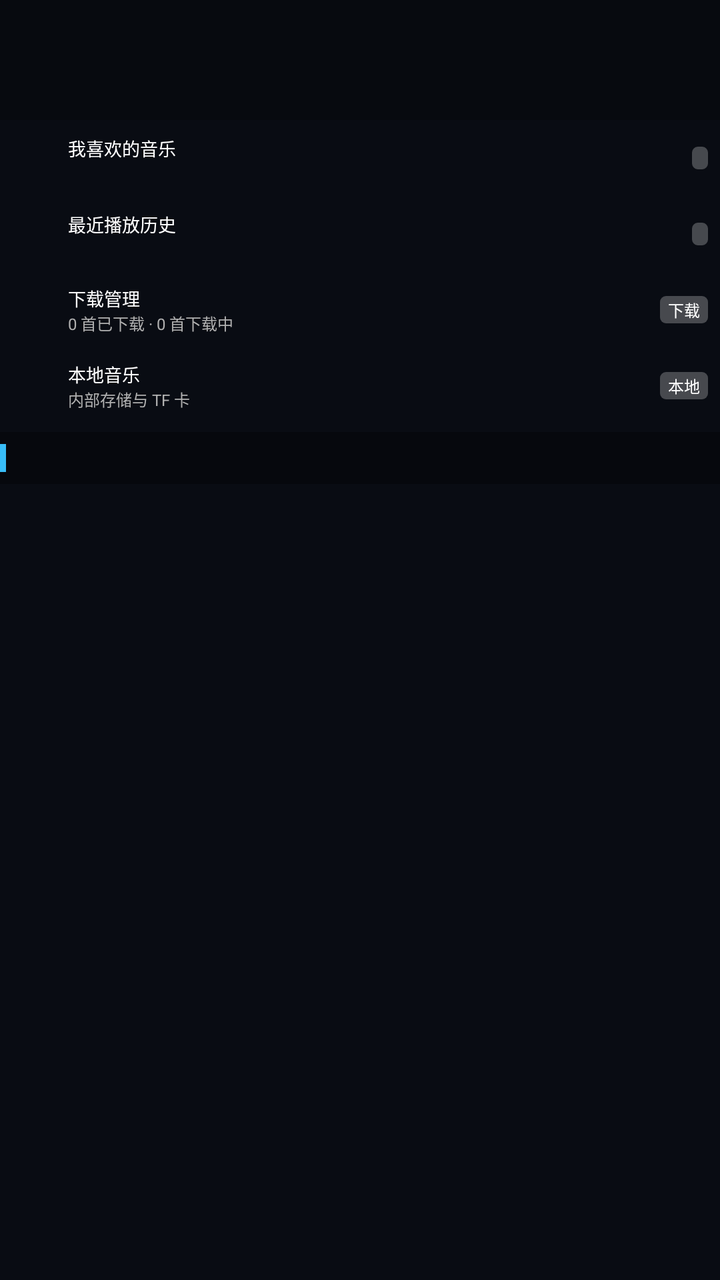
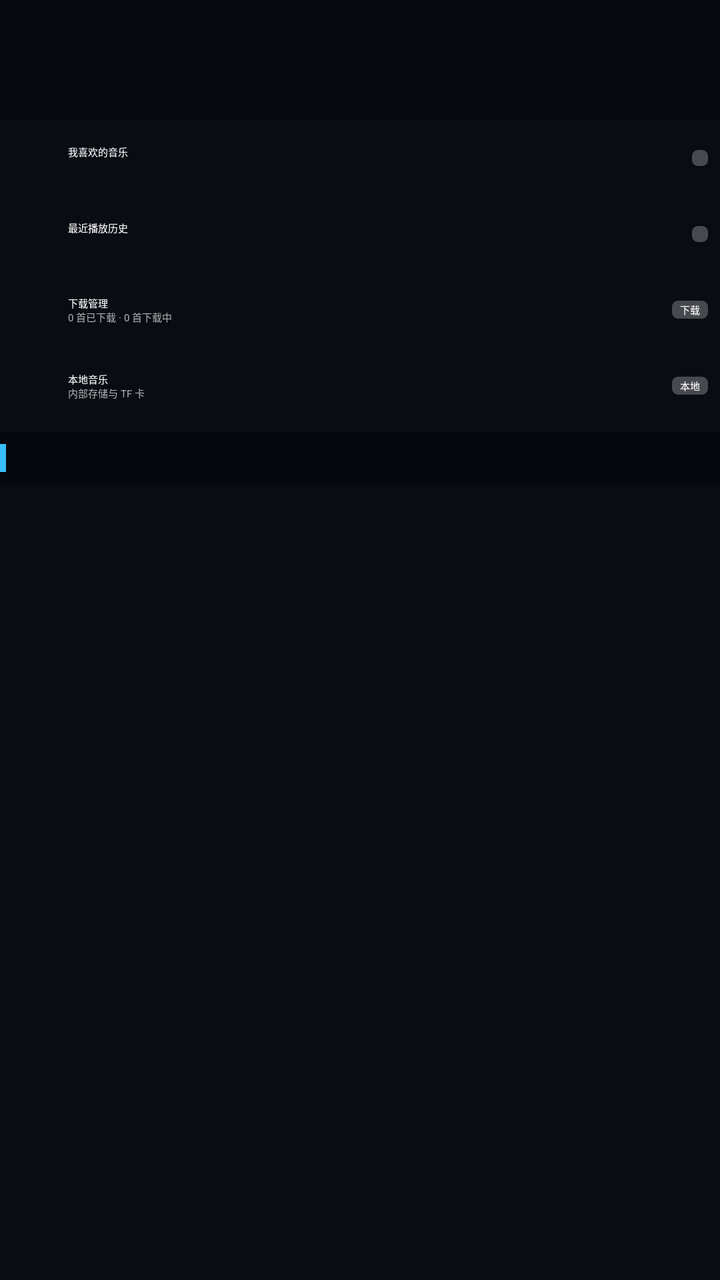

An Android layout rendered at two revisions. The XML below is the earlier revision; the diff shows what the commit changed to produce the second picture.
<!-- AndroidManifest.xml: application theme Theme.KeydroidX.Music -->
<!-- res/layout/fragment_tab_mine.xml -->
<?xml version="1.0" encoding="utf-8"?>
<ScrollView
    xmlns:android="http://schemas.android.com/apk/res/android"
    android:layout_width="match_parent"
    android:layout_height="match_parent"
    android:background="@color/music_dark_bg"
    android:scrollbars="none">

    <LinearLayout
        android:layout_width="match_parent"
        android:layout_height="wrap_content"
        android:orientation="vertical">

        
        
        
        <LinearLayout
            android:id="@+id/layout_user_header"
            android:layout_width="match_parent"
            android:layout_height="wrap_content"
            android:orientation="horizontal"
            android:focusable="true"
            android:gravity="center_vertical"
            android:paddingLeft="8dp"
            android:paddingRight="8dp"
            android:paddingTop="8dp"
            android:paddingBottom="8dp"
            android:background="#33000000">

            
            <FrameLayout
                android:layout_width="44dp"
                android:layout_height="44dp">

                <TextView
                    android:id="@+id/icon_user_avatar"
                    android:layout_width="44dp"
                    android:layout_height="44dp"
                    android:gravity="center"
                    android:textSize="24sp"
                    android:textColor="@color/music_subtext"
                    android:includeFontPadding="false" />

                <ImageView
                    android:id="@+id/iv_user_avatar"
                    android:layout_width="44dp"
                    android:layout_height="44dp"
                    android:scaleType="centerCrop"
                    android:visibility="gone"
                    android:contentDescription="@null" />
            </FrameLayout>

            
            <LinearLayout
                android:layout_width="0dp"
                android:layout_height="wrap_content"
                android:layout_weight="1"
                android:layout_marginLeft="8dp"
                android:orientation="vertical">

                <TextView
                    android:id="@+id/tv_user_nickname"
                    android:layout_width="wrap_content"
                    android:layout_height="wrap_content"
                    android:singleLine="true"
                    android:ellipsize="end"
                    android:textColor="@color/music_item_normal_text"
                    android:textSize="9sp"
                    
                    android:includeFontPadding="false" />

                <TextView
                    android:id="@+id/tv_user_sub"
                    android:layout_width="wrap_content"
                    android:layout_height="wrap_content"
                    android:layout_marginTop="2dp"
                    android:singleLine="true"
                    android:ellipsize="end"
                    android:textColor="@color/music_subtext"
                    android:textSize="8sp"
                    android:includeFontPadding="false" />
            </LinearLayout>

            
            <TextView
                android:id="@+id/badge_vip"
                android:layout_width="wrap_content"
                android:layout_height="wrap_content"
                android:paddingLeft="5dp"
                android:paddingRight="5dp"
                android:paddingTop="1dp"
                android:paddingBottom="1dp"
                android:text="VIP"
                android:textColor="#8B5A2B"
                android:textSize="8sp"
                
                android:background="@drawable/bg_badge"
                android:visibility="gone"
                android:includeFontPadding="false" />
        </LinearLayout>

        
        
        

        
        <LinearLayout
            android:id="@+id/item_favorites"
            android:layout_width="match_parent"
            android:layout_height="wrap_content"
            android:minHeight="38dp"
            android:orientation="horizontal"
            android:gravity="center_vertical"
            android:focusable="true"
            android:paddingLeft="6dp"
            android:paddingRight="6dp"
            android:paddingTop="4dp"
            android:paddingBottom="4dp">

            <TextView
                android:id="@+id/icon_favorites"
                android:layout_width="20dp"
                android:layout_height="20dp"
                android:gravity="center"
                android:textSize="12sp"
                android:textColor="@color/music_accent"
                android:includeFontPadding="false" />

            <LinearLayout
                android:layout_width="0dp"
                android:layout_height="wrap_content"
                android:layout_weight="1"
                android:layout_marginLeft="8dp"
                android:orientation="vertical">

                <TextView
                    android:layout_width="wrap_content"
                    android:layout_height="wrap_content"
                    android:text="@string/mine_favorites"
                    android:textColor="@color/music_item_normal_text"
                    android:textSize="9sp"
                    
                    android:includeFontPadding="false" />

                <TextView
                    android:id="@+id/tv_favorites_sub"
                    android:layout_width="wrap_content"
                    android:layout_height="wrap_content"
                    android:textColor="@color/music_subtext"
                    android:textSize="8sp"
                    android:includeFontPadding="false" />
            </LinearLayout>

            <TextView
                android:id="@+id/badge_favorites"
                android:layout_width="wrap_content"
                android:layout_height="wrap_content"
                android:paddingLeft="4dp"
                android:paddingRight="4dp"
                android:paddingTop="1dp"
                android:paddingBottom="1dp"
                android:textColor="#FFFFFF"
                android:textSize="8sp"
                android:background="@drawable/bg_badge"
                android:includeFontPadding="false" />
        </LinearLayout>

        
        <LinearLayout
            android:id="@+id/item_history"
            android:layout_width="match_parent"
            android:layout_height="wrap_content"
            android:minHeight="38dp"
            android:orientation="horizontal"
            android:gravity="center_vertical"
            android:focusable="true"
            android:paddingLeft="6dp"
            android:paddingRight="6dp"
            android:paddingTop="4dp"
            android:paddingBottom="4dp">

            <TextView
                android:id="@+id/icon_history"
                android:layout_width="20dp"
                android:layout_height="20dp"
                android:gravity="center"
                android:textSize="12sp"
                android:textColor="@color/music_accent"
                android:includeFontPadding="false" />

            <LinearLayout
                android:layout_width="0dp"
                android:layout_height="wrap_content"
                android:layout_weight="1"
                android:layout_marginLeft="8dp"
                android:orientation="vertical">

                <TextView
                    android:layout_width="wrap_content"
                    android:layout_height="wrap_content"
                    android:text="@string/mine_history"
                    android:textColor="@color/music_item_normal_text"
                    android:textSize="9sp"
                    
                    android:includeFontPadding="false" />

                <TextView
                    android:id="@+id/tv_history_sub"
                    android:layout_width="wrap_content"
                    android:layout_height="wrap_content"
                    android:textColor="@color/music_subtext"
                    android:textSize="8sp"
                    android:includeFontPadding="false" />
            </LinearLayout>

            <TextView
                android:id="@+id/badge_history"
                android:layout_width="wrap_content"
                android:layout_height="wrap_content"
                android:paddingLeft="4dp"
                android:paddingRight="4dp"
                android:paddingTop="1dp"
                android:paddingBottom="1dp"
                android:textColor="#FFFFFF"
                android:textSize="8sp"
                android:background="@drawable/bg_badge"
                android:includeFontPadding="false" />
        </LinearLayout>

        
        <LinearLayout
            android:id="@+id/item_download"
            android:layout_width="match_parent"
            android:layout_height="wrap_content"
            android:minHeight="38dp"
            android:orientation="horizontal"
            android:gravity="center_vertical"
            android:focusable="true"
            android:paddingLeft="6dp"
            android:paddingRight="6dp"
            android:paddingTop="4dp"
            android:paddingBottom="4dp">

            <TextView
                android:id="@+id/icon_download"
                android:layout_width="20dp"
                android:layout_height="20dp"
                android:gravity="center"
                android:textSize="12sp"
                android:textColor="@color/music_accent"
                android:includeFontPadding="false" />

            <LinearLayout
                android:layout_width="0dp"
                android:layout_height="wrap_content"
                android:layout_weight="1"
                android:layout_marginLeft="8dp"
                android:orientation="vertical">

                <TextView
                    android:layout_width="wrap_content"
                    android:layout_height="wrap_content"
                    android:text="@string/mine_download"
                    android:textColor="@color/music_item_normal_text"
                    android:textSize="9sp"
                    
                    android:includeFontPadding="false" />

                <TextView
                    android:id="@+id/tv_download_sub"
                    android:layout_width="wrap_content"
                    android:layout_height="wrap_content"
                    android:text="@string/mine_download_sub"
                    android:textColor="@color/music_subtext"
                    android:textSize="8sp"
                    android:includeFontPadding="false" />
            </LinearLayout>

            <TextView
                android:id="@+id/badge_download"
                android:layout_width="wrap_content"
                android:layout_height="wrap_content"
                android:paddingLeft="4dp"
                android:paddingRight="4dp"
                android:paddingTop="1dp"
                android:paddingBottom="1dp"
                android:text="@string/mine_download_badge"
                android:textColor="#FFFFFF"
                android:textSize="8sp"
                android:background="@drawable/bg_badge"
                android:includeFontPadding="false" />
        </LinearLayout>

        
        <LinearLayout
            android:id="@+id/item_local"
            android:layout_width="match_parent"
            android:layout_height="wrap_content"
            android:minHeight="38dp"
            android:orientation="horizontal"
            android:gravity="center_vertical"
            android:focusable="true"
            android:paddingLeft="6dp"
            android:paddingRight="6dp"
            android:paddingTop="4dp"
            android:paddingBottom="4dp">

            <TextView
                android:id="@+id/icon_local"
                android:layout_width="20dp"
                android:layout_height="20dp"
                android:gravity="center"
                android:textSize="12sp"
                android:textColor="@color/music_accent"
                android:includeFontPadding="false" />

            <LinearLayout
                android:layout_width="0dp"
                android:layout_height="wrap_content"
                android:layout_weight="1"
                android:layout_marginLeft="8dp"
                android:orientation="vertical">

                <TextView
                    android:layout_width="wrap_content"
                    android:layout_height="wrap_content"
                    android:text="@string/mine_local"
                    android:textColor="@color/music_item_normal_text"
                    android:textSize="9sp"
                    
                    android:includeFontPadding="false" />

                <TextView
                    android:layout_width="wrap_content"
                    android:layout_height="wrap_content"
                    android:text="@string/mine_local_sub"
                    android:textColor="@color/music_subtext"
                    android:textSize="8sp"
                    android:includeFontPadding="false" />
            </LinearLayout>

            <TextView
                android:layout_width="wrap_content"
                android:layout_height="wrap_content"
                android:paddingLeft="4dp"
                android:paddingRight="4dp"
                android:paddingTop="1dp"
                android:paddingBottom="1dp"
                android:text="@string/mine_local_badge"
                android:textColor="#FFFFFF"
                android:textSize="8sp"
                android:background="@drawable/bg_badge"
                android:includeFontPadding="false" />
        </LinearLayout>

        
        
        
        <LinearLayout
            android:layout_width="match_parent"
            android:layout_height="wrap_content"
            android:minHeight="26dp"
            android:layout_marginTop="4dp"
            android:orientation="horizontal"
            android:gravity="center_vertical"
            android:paddingTop="6dp"
            android:paddingBottom="6dp"
            android:background="#4D000000">

            <View
                android:layout_width="3dp"
                android:layout_height="match_parent"
                android:background="@color/music_accent" />

            <TextView
                android:id="@+id/tv_section_playlist"
                android:layout_width="wrap_content"
                android:layout_height="wrap_content"
                android:layout_marginLeft="6dp"
                android:textColor="@color/music_section_header_text"
                android:textSize="9sp"
                
                android:includeFontPadding="false" />
        </LinearLayout>

        
        
        
        <LinearLayout
            android:id="@+id/ll_playlist_container"
            android:layout_width="match_parent"
            android:layout_height="wrap_content"
            android:orientation="vertical" />

    </LinearLayout>
</ScrollView>
<!-- resources referenced by this layout -->
<resources>
  <color name="music_accent">#38BDF8</color>
  <color name="music_dark_bg">#090C13</color>
  <color name="music_item_normal_text">#FFFFFF</color>
  <color name="music_section_header_text">#93C5FD</color>
  <color name="music_subtext">#B0B0B0</color>
  <!-- drawable bg_badge (drawable) -->
  <?xml version="1.0" encoding="utf-8"?>
  <shape xmlns:android="http://schemas.android.com/apk/res/android"
      android:shape="rectangle">
      <solid android:color="#40FFFFFF" />
      <corners android:radius="3dp" />
  </shape>
  <string name="mine_download">下载管理</string>
  <string name="mine_download_badge">下载</string>
  <string name="mine_download_sub">0 首已下载 · 0 首下载中</string>
  <string name="mine_favorites">我喜欢的音乐</string>
  <string name="mine_history">最近播放历史</string>
  <string name="mine_local">本地音乐</string>
  <string name="mine_local_badge">本地</string>
  <string name="mine_local_sub">内部存储与 TF 卡</string>
  <style name="Theme.KeydroidX.Music" parent="Theme.NokiaKeyCore">
          <item name="android:windowNoTitle">true</item>
          <item name="android:windowBackground">@color/music_bg</item>
  
          
          <item name="android:windowDisablePreview">true</item>
          <item name="android:windowContentOverlay">@null</item>
      </style>
  <color name="music_bg">#090C13</color>
</resources>

<!-- the commit's change to res/layout/fragment_tab_mine.xml (unified diff, before → after) -->
@@ -65,7 +65,7 @@
                     android:singleLine="true"
                     android:ellipsize="end"
                     android:textColor="@color/music_item_normal_text"
-                    android:textSize="9sp"
+                    android:textSize="@dimen/nokia_font_body"
                     
                     android:includeFontPadding="false" />
 
@@ -77,7 +77,7 @@
                     android:singleLine="true"
                     android:ellipsize="end"
                     android:textColor="@color/music_subtext"
-                    android:textSize="8sp"
+                    android:textSize="@dimen/nokia_font_caption"
                     android:includeFontPadding="false" />
             </LinearLayout>
 
@@ -92,7 +92,7 @@
                 android:paddingBottom="1dp"
                 android:text="VIP"
                 android:textColor="#8B5A2B"
-                android:textSize="8sp"
+                android:textSize="@dimen/nokia_font_caption"
                 
                 android:background="@drawable/bg_badge"
                 android:visibility="gone"
@@ -138,7 +138,7 @@
                     android:layout_height="wrap_content"
                     android:text="@string/mine_favorites"
                     android:textColor="@color/music_item_normal_text"
-                    android:textSize="9sp"
+                    android:textSize="@dimen/nokia_font_body"
                     
                     android:includeFontPadding="false" />
 
@@ -147,7 +147,7 @@
                     android:layout_width="wrap_content"
                     android:layout_height="wrap_content"
                     android:textColor="@color/music_subtext"
-                    android:textSize="8sp"
+                    android:textSize="@dimen/nokia_font_caption"
                     android:includeFontPadding="false" />
             </LinearLayout>
 
@@ -160,7 +160,7 @@
                 android:paddingTop="1dp"
                 android:paddingBottom="1dp"
                 android:textColor="#FFFFFF"
-                android:textSize="8sp"
+                android:textSize="@dimen/nokia_font_caption"
                 android:background="@drawable/bg_badge"
                 android:includeFontPadding="false" />
         </LinearLayout>
@@ -200,7 +200,7 @@
                     android:layout_height="wrap_content"
                     android:text="@string/mine_history"
                     android:textColor="@color/music_item_normal_text"
-                    android:textSize="9sp"
+                    android:textSize="@dimen/nokia_font_body"
                     
                     android:includeFontPadding="false" />
 
@@ -209,7 +209,7 @@
                     android:layout_width="wrap_content"
                     android:layout_height="wrap_content"
                     android:textColor="@color/music_subtext"
-                    android:textSize="8sp"
+                    android:textSize="@dimen/nokia_font_caption"
                     android:includeFontPadding="false" />
             </LinearLayout>
 
@@ -222,7 +222,7 @@
                 android:paddingTop="1dp"
                 android:paddingBottom="1dp"
                 android:textColor="#FFFFFF"
-                android:textSize="8sp"
+                android:textSize="@dimen/nokia_font_caption"
                 android:background="@drawable/bg_badge"
                 android:includeFontPadding="false" />
         </LinearLayout>
@@ -262,7 +262,7 @@
                     android:layout_height="wrap_content"
                     android:text="@string/mine_download"
                     android:textColor="@color/music_item_normal_text"
-                    android:textSize="9sp"
+                    android:textSize="@dimen/nokia_font_body"
                     
                     android:includeFontPadding="false" />
 
@@ -272,7 +272,7 @@
                     android:layout_height="wrap_content"
                     android:text="@string/mine_download_sub"
                     android:textColor="@color/music_subtext"
-                    android:textSize="8sp"
+                    android:textSize="@dimen/nokia_font_caption"
                     android:includeFontPadding="false" />
             </LinearLayout>
 
@@ -286,7 +286,7 @@
                 android:paddingBottom="1dp"
                 android:text="@string/mine_download_badge"
                 android:textColor="#FFFFFF"
-                android:textSize="8sp"
+                android:textSize="@dimen/nokia_font_caption"
                 android:background="@drawable/bg_badge"
                 android:includeFontPadding="false" />
         </LinearLayout>
@@ -326,7 +326,7 @@
                     android:layout_height="wrap_content"
                     android:text="@string/mine_local"
                     android:textColor="@color/music_item_normal_text"
-                    android:textSize="9sp"
+                    android:textSize="@dimen/nokia_font_body"
                     
                     android:includeFontPadding="false" />
 
@@ -335,7 +335,7 @@
                     android:layout_height="wrap_content"
                     android:text="@string/mine_local_sub"
                     android:textColor="@color/music_subtext"
-                    android:textSize="8sp"
+                    android:textSize="@dimen/nokia_font_caption"
                     android:includeFontPadding="false" />
             </LinearLayout>
 
@@ -348,7 +348,7 @@
                 android:paddingBottom="1dp"
                 android:text="@string/mine_local_badge"
                 android:textColor="#FFFFFF"
-                android:textSize="8sp"
+                android:textSize="@dimen/nokia_font_caption"
                 android:background="@drawable/bg_badge"
                 android:includeFontPadding="false" />
         </LinearLayout>
@@ -378,7 +378,7 @@
                 android:layout_height="wrap_content"
                 android:layout_marginLeft="6dp"
                 android:textColor="@color/music_section_header_text"
-                android:textSize="9sp"
+                android:textSize="@dimen/nokia_font_small_title"
                 
                 android:includeFontPadding="false" />
         </LinearLayout>
